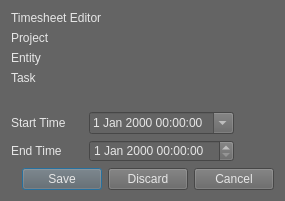
The window that Python/Utilities/time_lord/ui/time_lord_edit_timesheet.ui (SleepDeprivedVFX/t_sheets_listener) describes before a commit, drawn with Qt 5.
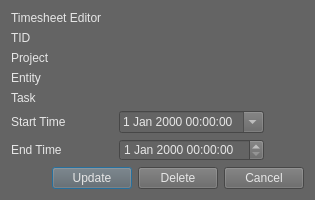
The same window after the commit.

Commit message: Functional enough for now.  I'll add the workers tomorrow.

What changed in the file:
```diff
--- a/Python/Utilities/time_lord/ui/time_lord_edit_timesheet.ui
+++ b/Python/Utilities/time_lord/ui/time_lord_edit_timesheet.ui
@@ -6,8 +6,8 @@
    <rect>
     <x>0</x>
     <y>0</y>
-    <width>285</width>
-    <height>201</height>
+    <width>315</width>
+    <height>193</height>
    </rect>
   </property>
   <property name="windowTitle">
@@ -28,6 +28,13 @@
      </property>
     </widget>
    </item>
+   <item>
+    <widget class="QLabel" name="tid">
+     <property name="text">
+      <string>TID</string>
+     </property>
+    </widget>
+   </item>
    <item>
     <widget class="QLabel" name="project">
      <property name="text">
@@ -153,14 +160,42 @@
     </layout>
    </item>
    <item>
-    <widget class="QDialogButtonBox" name="buttonBox">
-     <property name="orientation">
-      <enum>Qt::Horizontal</enum>
-     </property>
-     <property name="standardButtons">
-      <set>QDialogButtonBox::Cancel|QDialogButtonBox::Discard|QDialogButtonBox::Save</set>
-     </property>
-    </widget>
+    <layout class="QHBoxLayout" name="horizontalLayout_3">
+     <item>
+      <spacer name="horizontalSpacer_5">
+       <property name="orientation">
+        <enum>Qt::Horizontal</enum>
+       </property>
+       <property name="sizeHint" stdset="0">
+        <size>
+         <width>40</width>
+         <height>20</height>
+        </size>
+       </property>
+      </spacer>
+     </item>
+     <item>
+      <widget class="QPushButton" name="update_btn">
+       <property name="text">
+        <string>Update</string>
+       </property>
+      </widget>
+     </item>
+     <item>
+      <widget class="QPushButton" name="delete_btn">
+       <property name="text">
+        <string>Delete</string>
+       </property>
+      </widget>
+     </item>
+     <item>
+      <widget class="QPushButton" name="cancel_btn">
+       <property name="text">
+        <string>Cancel</string>
+       </property>
+      </widget>
+     </item>
+    </layout>
    </item>
   </layout>
  </widget>
```
Left out of the diff: 35 changed lines with no effect on the pictures. The commit also changes 2 other files.
